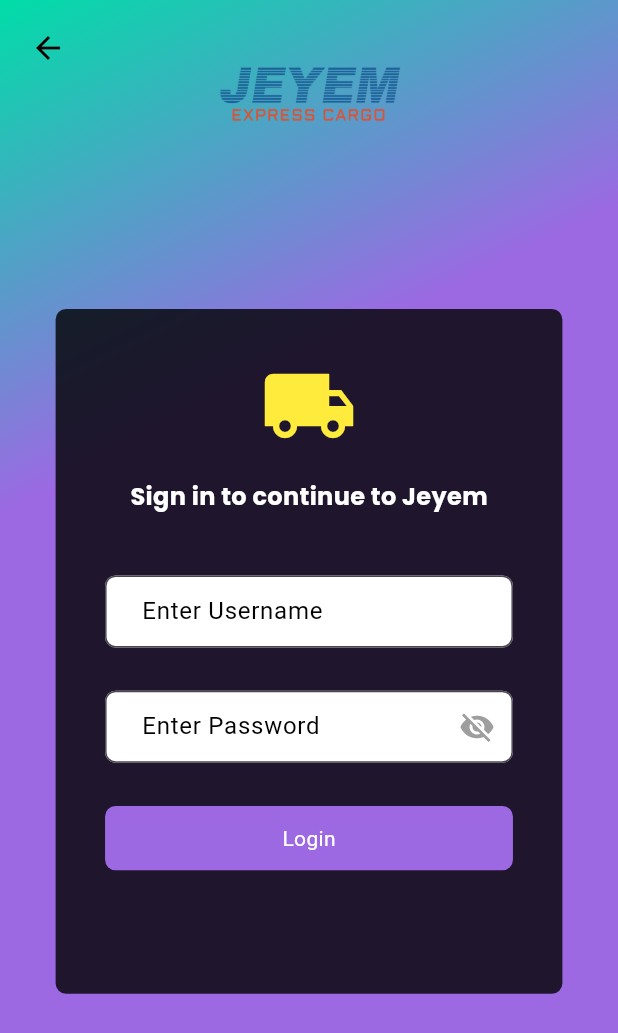
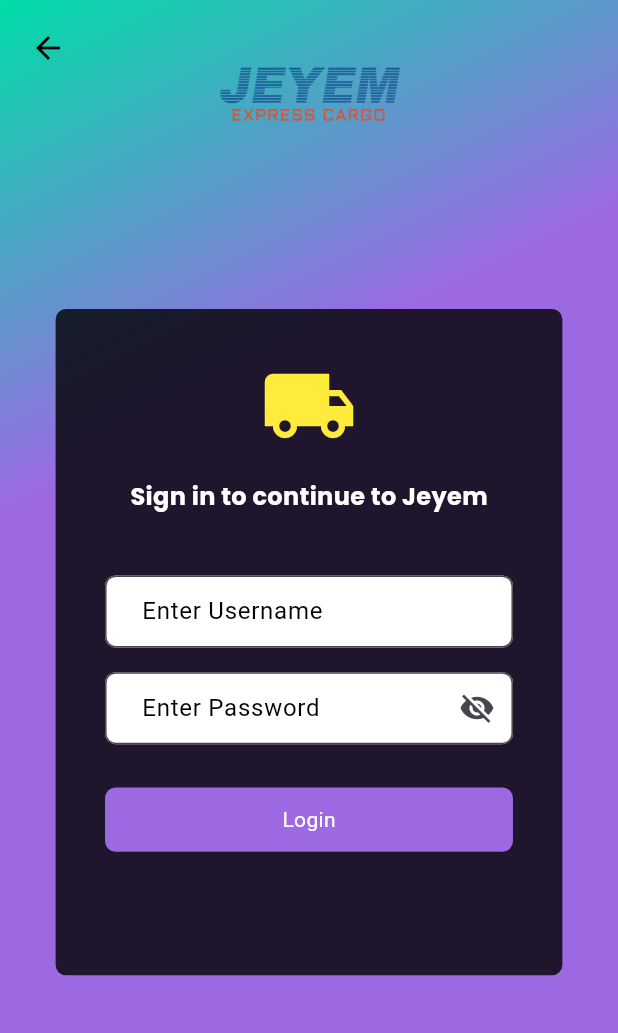
Before and after one commit to fathimanasrinvk/jeyem_express, a Flutter app: the LoginScreen screen opened directly, on a phone screen of 412 x 824 dp. Shown: the top 1033 px of the screen. Run offline on Flutter 3.47's test engine with Material 3 defaults, Android fonts, the phone set to English and light mode, and no system bars; our stand-ins replace google_fonts, shared_preferences; accounts and stored records are empty; network calls fail.

Commit message:
login completed

```diff
--- /dev/null
+++ b/lib/app_config/app_config.dart
@@ -0,0 +1,11 @@
+class AppConfig {
+  //baseurl is set here
+  static String baseurl = "https://erp.jeyemexpresscargo.com/api/";
+
+  //key to store data from api function in LoginController in json format used in AppUtils to get access key & userid
+  static const String loginData = 'logInData';
+
+  static const String token = "token";
+
+  static const String loggedIn = 'loggedIn';
+}
--- a/lib/presentation/login_screeen/view/login_screen.dart
+++ b/lib/presentation/login_screeen/view/login_screen.dart
@@ -2,7 +2,9 @@
 import 'package:jeyem_express_cargo/core/constants/colors.dart';
 import 'package:jeyem_express_cargo/core/constants/text_styles.dart';
 import 'package:jeyem_express_cargo/presentation/lr_search_screen/view/lr_search_screeen.dart';
+import 'package:provider/provider.dart';
 import '../../selection_screen/view/selection_screen.dart';
+import '../controller/login_controller.dart';
 
 class LoginScreen extends StatefulWidget {
   @override
@@ -10,7 +12,8 @@
 }
 
 class _LoginScreenState extends State<LoginScreen> {
-  bool _isPasswordVisible = false;
+  var emailController = TextEditingController();
+  var passwordController = TextEditingController();
 
   @override
   Widget build(BuildContext context) {
@@ -64,8 +67,7 @@
                     borderRadius: BorderRadius.circular(7),
                   ),
                   child: Padding(
-                    padding:
-                        EdgeInsets.symmetric(horizontal: size.width * .08),
+                    padding: EdgeInsets.symmetric(horizontal: size.width * .08),
                     child: Column(
                       mainAxisSize: MainAxisSize.min,
                       children: [
@@ -77,6 +79,7 @@
                             style: GLTextStyles.poppins2()),
                         SizedBox(height: size.height * .05),
                         TextFormField(
+                          controller: emailController,
                           textInputAction: TextInputAction.next,
                           keyboardType: TextInputType.text,
                           style: TextStyle(color: ColorTheme.secondarycolor),
@@ -100,11 +103,15 @@
                             ),
                           ),
                         ),
-                        SizedBox(height: size.height * .035),
-                        TextFormField(
+                        SizedBox(height: size.height * .02),
+                        Consumer<LoginController>(
+                            builder: (context, controller, _) {
+                          return TextFormField(
+                            controller: passwordController,
                             textInputAction: TextInputAction.next,
                             keyboardType: TextInputType.text,
-                          obscureText: !_isPasswordVisible,
+                            obscureText: controller.visibility,
+                            obscuringCharacter: '*',
                             style: TextStyle(color: ColorTheme.secondarycolor),
                             decoration: InputDecoration(
                               filled: true,
@@ -125,26 +132,22 @@
                                     color: ColorTheme.secondarycolor, width: 2),
                               ),
                               suffixIcon: IconButton(
-                              icon: Icon(
-                                _isPasswordVisible
-                                    ? Icons.visibility
-                                    : Icons.visibility_off,
-                                color: Colors.grey,
-                              ),
                                 onPressed: () {
-                                setState(() {
-                                  _isPasswordVisible = !_isPasswordVisible;
-                                });
+                                  controller.onPressed();
                                 },
+                                icon: Icon(controller.visibility == true
+                                    ? Icons.visibility_off
+                                    : Icons.visibility),
                               ),
                             ),
-                        ),
+                          );
+                        }),
                         SizedBox(height: size.height * .035),
                         GestureDetector(
                           onTap: () {
-                            Navigator.of(context).pushReplacement(
-                                MaterialPageRoute(
-                                    builder: (context) => LrSearchScreen()));
+                            Provider.of<LoginController>(context, listen: false)
+                                .onLogin(emailController.text.trim(),
+                                    passwordController.text.trim(), context);
                           },
                           child: Container(
                             decoration: BoxDecoration(
--- a/lib/presentation/lr_search_screen/view/lr_search_screeen.dart
+++ b/lib/presentation/lr_search_screen/view/lr_search_screeen.dart
@@ -1,6 +1,5 @@
 import 'package:flutter/material.dart';
 import 'package:jeyem_express_cargo/core/constants/text_styles.dart';
-
 import '../../../core/constants/colors.dart';
 import 'lr_details_screen.dart';
 
@@ -33,6 +32,7 @@
               child: CircleAvatar(
                 backgroundImage: NetworkImage(
                     'https://encrypted-tbn0.gstatic.com/images?q=tbn:ANd9GcTcdsC6_g4tHOfg6UsEMCzvW4cqwK6nXUCljg&s'),
+
               ),
             )
           ],
--- a/lib/presentation/splash_screen/splash_screen.dart
+++ b/lib/presentation/splash_screen/splash_screen.dart
@@ -1,9 +1,7 @@
 import 'dart:async';
-
 import 'package:flutter/material.dart';
 import 'package:jeyem_express_cargo/presentation/login_screeen/view/login_screen.dart';
 import 'package:jeyem_express_cargo/presentation/selection_screen/view/selection_screen.dart';
-
 import '../../core/constants/colors.dart';
 
 class SplashScreen extends StatefulWidget {
--- a/pubspec.yaml
+++ b/pubspec.yaml
@@ -30,7 +30,9 @@
 dependencies:
   flutter:
     sdk: flutter
-
+  shared_preferences:
+  http:
+  provider:
 
 
 
```
Also changed, not shown: lib/main.dart (+9 -3 lines), lib/presentation/login_screeen/controller/login_controller.dart (added, +51 -0 lines), lib/repository/api/login_screen/service/login_screen_service.dart (added, +16 -0 lines), lib/repository/helper/api_helper.dart (added, +93 -0 lines), pubspec.lock, 1 other file. Lines whose indentation alone changed are shown as unchanged.
